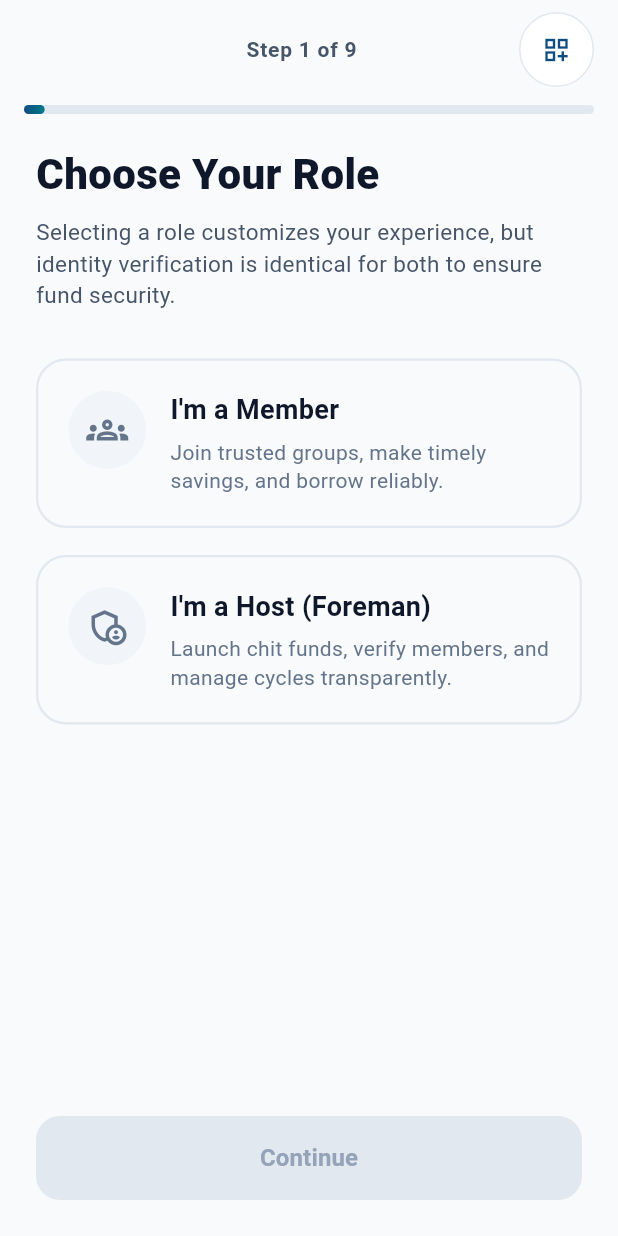
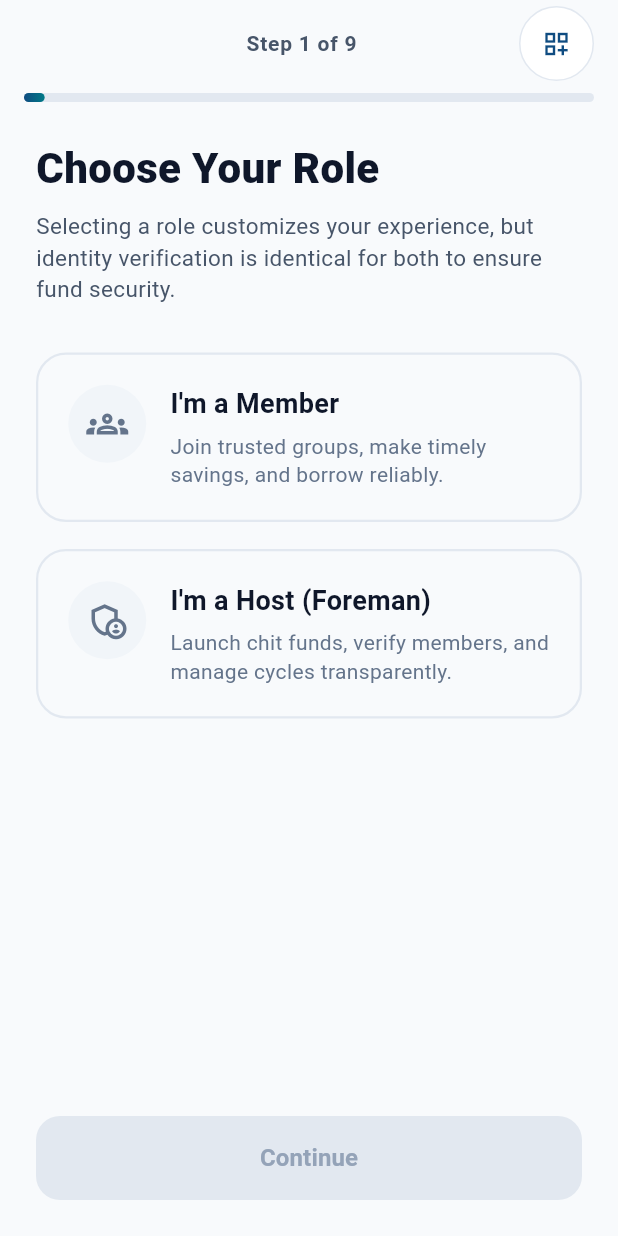
Before and after one commit to devesh-54/Safe_chit, a Flutter app: the screen it shows after launch, on a phone screen of 412 x 824 dp. Run offline on Flutter 3.47's test engine with Material 3 defaults, Android fonts, the phone set to English and light mode, and no system bars.

```diff
--- a/lib/main.dart
+++ b/lib/main.dart
@@ -155,7 +155,7 @@ class _OnboardingContainerState extends State<OnboardingContainer> {
         return Scaffold(
           appBar: hasHeader
               ? PreferredSize(
-                  preferredSize: const Size.fromHeight(80),
+                  preferredSize: const Size.fromHeight(110),
                   child: ProgressHeader(
                     currentStep: step,
                     onBackPressed: step > 1 ? () => _onboardingState.prevStep() : null,
--- a/lib/screens/bank_verification_screen.dart
+++ b/lib/screens/bank_verification_screen.dart
@@ -52,6 +52,7 @@ class _BankVerificationScreenState extends State<BankVerificationScreen> {
       widget.state.setBankDetails(_accountController.text, cleanIfsc);
       final success = await widget.state.lookupIfsc(cleanIfsc);
 
+      if (!mounted) return;
       setState(() {
         _isLookingUp = false;
         if (!success) {
--- a/lib/screens/biometric_liveness_screen.dart
+++ b/lib/screens/biometric_liveness_screen.dart
@@ -71,6 +71,7 @@ class _BiometricLivenessScreenState extends State<BiometricLivenessScreen> {
 
     await widget.state.confirmSelfieLiveness();
 
+    if (!mounted) return;
     setState(() {
       _isProcessing = false;
     });
--- a/lib/screens/gov_id_verification_screen.dart
+++ b/lib/screens/gov_id_verification_screen.dart
@@ -50,6 +50,7 @@ class _GovIdVerificationScreenState extends State<GovIdVerificationScreen> {
   }
 
   void _handleAadhaarFocusChange() {
+    if (!mounted) return;
     setState(() {
       _isAadhaarFocused = _aadhaarFocusNode.hasFocus;
       if (_isAadhaarFocused) {
@@ -139,6 +140,7 @@ class _GovIdVerificationScreenState extends State<GovIdVerificationScreen> {
 
     final success = await widget.state.verifyGovernmentIds();
 
+    if (!mounted) return;
     setState(() {
       _isVerifying = false;
       if (!success) {
--- a/lib/screens/personal_identity_screen.dart
+++ b/lib/screens/personal_identity_screen.dart
@@ -62,6 +62,7 @@ class _PersonalIdentityScreenState extends State<PersonalIdentityScreen> {
     );
 
     if (picked != null && picked != _selectedDob) {
+      if (!mounted) return;
       setState(() {
         _selectedDob = picked;
       });
--- a/lib/widgets/progress_header.dart
+++ b/lib/widgets/progress_header.dart
@@ -23,7 +23,7 @@ class ProgressHeader extends StatelessWidget {
     return SafeArea(
       bottom: false,
       child: Container(
-        padding: const EdgeInsets.fromLTRB(16, 8, 16, 12),
+        padding: const EdgeInsets.fromLTRB(16, 4, 16, 8),
         child: Column(
           crossAxisAlignment: CrossAxisAlignment.start,
           mainAxisSize: MainAxisSize.min,
@@ -87,7 +87,7 @@ class ProgressHeader extends StatelessWidget {
                     : const SizedBox(width: 40),
               ],
             ),
-            const SizedBox(height: 12),
+            const SizedBox(height: 8),
             Stack(
               children: [
                 Container(
```
Also changed, not shown: lib/screens/account_setup_screen.dart (+7 -0 lines).
